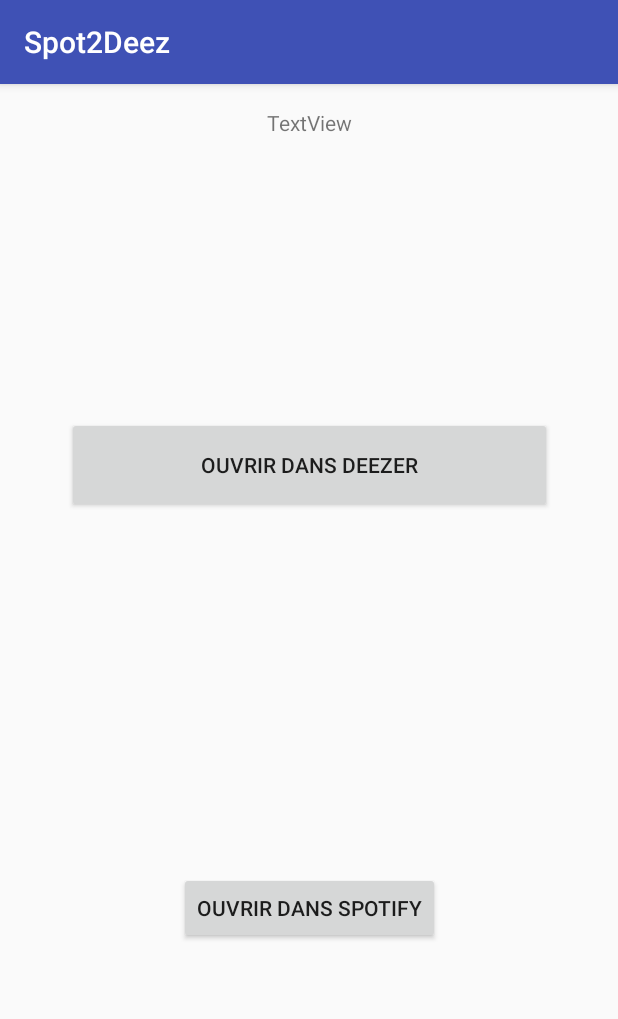
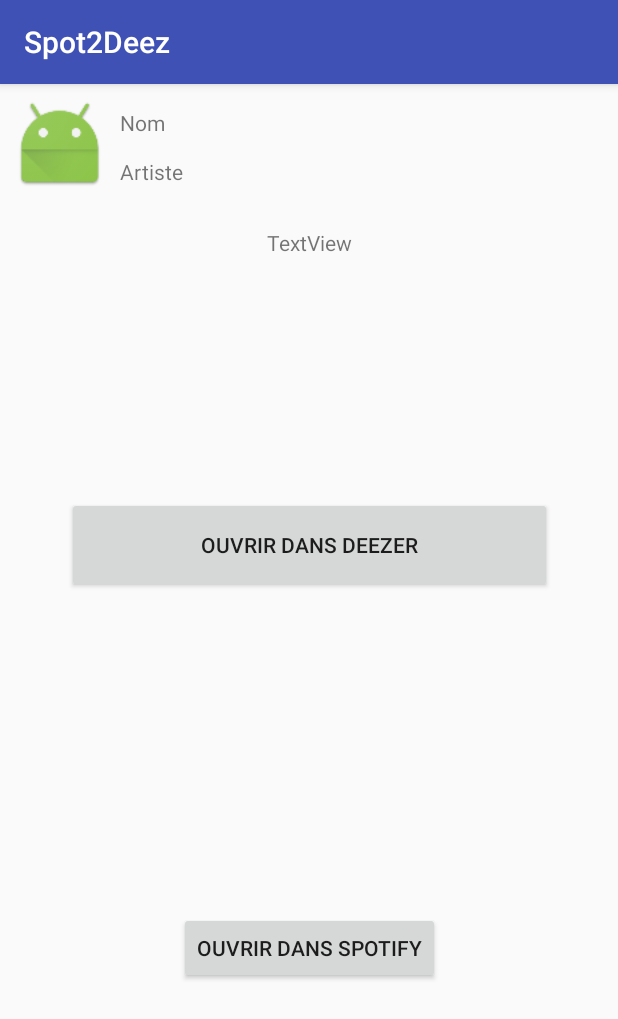
Before and after one commit to VilainMamuth/spot2deez, an Android app: the MainActivity screen opened directly, with no data from a screen before it, on a phone screen of 412 x 824 dp. Shown: the top 1019 px of the screen. Run offline under Robolectric (Android 15) with nearby library versions, the phone set to English and light mode, and no system bars.

```diff
--- a/app/src/main/res/layout/activity_main.xml
+++ b/app/src/main/res/layout/activity_main.xml
@@ -10,7 +10,7 @@
         android:id="@+id/sourceLocation"
         android:layout_width="wrap_content"
         android:layout_height="wrap_content"
-        android:layout_marginTop="16dp"
+        android:layout_marginTop="96dp"
         android:text="TextView"
         app:layout_constraintEnd_toEndOf="parent"
         app:layout_constraintStart_toStartOf="parent"
@@ -41,4 +41,54 @@
         app:layout_constraintStart_toStartOf="parent"
         app:layout_constraintTop_toBottomOf="@+id/buttonDeez" />
 
+    <TextView
+        android:id="@+id/name"
+        android:layout_width="wrap_content"
+        android:layout_height="wrap_content"
+        android:layout_marginStart="8dp"
+        android:layout_marginTop="16dp"
+        android:text="Nom"
+        app:layout_constraintStart_toEndOf="@+id/cover"
+        app:layout_constraintTop_toTopOf="parent" />
+
+    <TextView
+        android:id="@+id/artist"
+        android:layout_width="wrap_content"
+        android:layout_height="wrap_content"
+        android:layout_marginStart="8dp"
+        android:layout_marginTop="13dp"
+        android:text="Artiste"
+        app:layout_constraintStart_toEndOf="@+id/cover"
+        app:layout_constraintTop_toBottomOf="@+id/name" />
+
+    <TextView
+        android:id="@+id/namevalue"
+        android:layout_width="wrap_content"
+        android:layout_height="wrap_content"
+        android:layout_marginTop="16dp"
+        app:layout_constraintEnd_toEndOf="parent"
+        app:layout_constraintStart_toStartOf="parent"
+        app:layout_constraintTop_toTopOf="parent" />
+
+    <TextView
+        android:id="@+id/artistvalue"
+        android:layout_width="wrap_content"
+        android:layout_height="wrap_content"
+        android:layout_marginTop="48dp"
+        app:layout_constraintEnd_toEndOf="parent"
+        app:layout_constraintHorizontal_bias="0.501"
+        app:layout_constraintStart_toStartOf="parent"
+        app:layout_constraintTop_toTopOf="parent" />
+
+    <ImageView
+        android:id="@+id/cover"
+        android:layout_width="64dp"
+        android:layout_height="64dp"
+        android:layout_marginStart="8dp"
+        android:layout_marginTop="8dp"
+        app:layout_constraintStart_toStartOf="parent"
+        app:layout_constraintTop_toTopOf="parent"
+        app:srcCompat="@mipmap/ic_launcher"
+        android:contentDescription="TODO" />
+
 </android.support.constraint.ConstraintLayout>
```
Also changed, not shown: app/src/main/java/com/example/ed3907en/spot2deez/Album.java (+14 -0 lines), app/src/main/java/com/example/ed3907en/spot2deez/Artist.java (added, +14 -0 lines), app/src/main/java/com/example/ed3907en/spot2deez/Image.java (added, +7 -0 lines), app/src/main/java/com/example/ed3907en/spot2deez/LoadImageTask.java (added, +41 -0 lines), app/src/main/java/com/example/ed3907en/spot2deez/MainActivity.java (+18 -3 lines), app/src/main/java/com/example/ed3907en/spot2deez/Track.java (+17 -0 lines).
